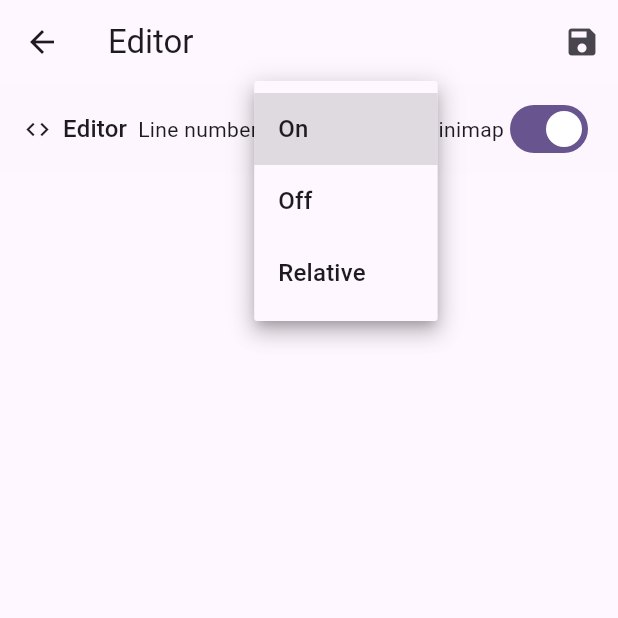
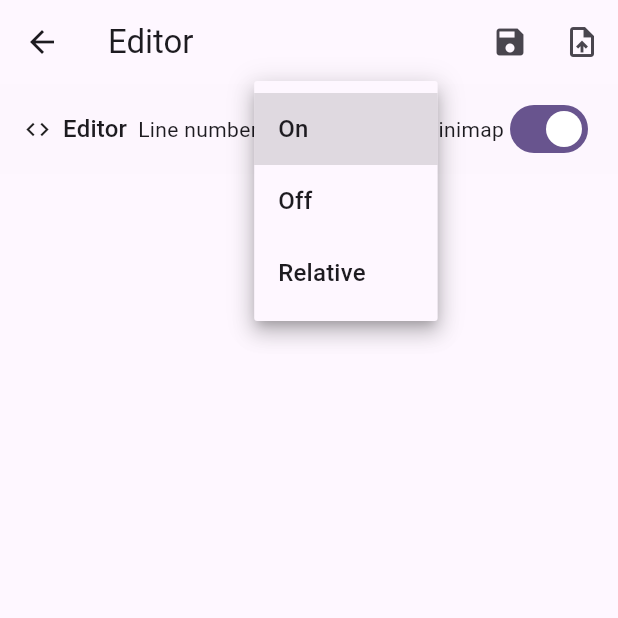
Before and after one commit to bilalsul/rzr, a Flutter app: the EditorScreen screen opened directly, after a tap on "On", on a phone screen of 412 x 824 dp, the top half of it. Run offline on Flutter 3.47's test engine with Material 3 defaults, Android fonts, the phone set to English and light mode, and no system bars; our stand-ins replace flutter_markdown, flutter_riverpod, flutter_secure_storage, flutter_smart_dialog, freezed_annotation, shared_preferences; missing offline and left inert: window_manager; accounts and stored records are empty; generated files the repository leaves out were written again; statements that could not run were skipped; project files that could hold a hidden picture were left out.

Commit message:
app-drawer: update current opened file, when it is opened in the editor

```diff
--- a/git_explorer_mob/lib/screens/editor_screen.dart
+++ b/git_explorer_mob/lib/screens/editor_screen.dart
@@ -11,6 +11,31 @@ class EditorScreen extends ConsumerStatefulWidget {
 }
 
 class _EditorScreenState extends ConsumerState<EditorScreen> {
+  @override
+  void initState() {
+    super.initState();
+    // Ensure Prefs reflects the current opened file and project when the editor mounts.
+    WidgetsBinding.instance.addPostFrameCallback((_) {
+      _syncPrefsWithCurrentFile();
+    });
+  }
+
+  Future<void> _syncPrefsWithCurrentFile() async {
+    try {
+      final prefs = Prefs();
+      final filePath = prefs.currentOpenFile;
+      if (filePath.isEmpty) return;
+      final content = prefs.currentOpenFileContent;
+      // Derive project path as the parent directory of the file when possible
+      String projectPath = prefs.currentOpenProject;
+      if (projectPath.isEmpty) {
+        final idx = filePath.lastIndexOf('/');
+        projectPath = idx > 0 ? filePath.substring(0, idx) : '';
+      }
+      await prefs.saveCurrentOpenFile(projectPath, filePath, content);
+      if (projectPath.isNotEmpty) await prefs.saveLastOpenedProject(projectPath);
+    } catch (_) {}
+  }
   @override
   Widget build(BuildContext context) {
     final prefs = ref.watch(prefsProvider);
@@ -28,6 +53,27 @@ class _EditorScreenState extends ConsumerState<EditorScreen> {
               ScaffoldMessenger.of(context).showSnackBar(const SnackBar(content: Text('Saved (in-memory)')));
             },
           ),
+          IconButton(
+            icon: const Icon(Icons.upload_file_outlined),
+            tooltip: 'Mark current file/project as opened',
+            onPressed: () async {
+              final prefs = Prefs();
+              final filePath = prefs.currentOpenFile;
+              if (filePath.isEmpty) {
+                ScaffoldMessenger.of(context).showSnackBar(const SnackBar(content: Text('No file open')));
+                return;
+              }
+              final content = prefs.currentOpenFileContent;
+              String projectPath = prefs.currentOpenProject;
+              if (projectPath.isEmpty) {
+                final idx = filePath.lastIndexOf('/');
+                projectPath = idx > 0 ? filePath.substring(0, idx) : '';
+              }
+              await prefs.saveCurrentOpenFile(projectPath, filePath, content);
+              if (projectPath.isNotEmpty) await prefs.saveLastOpenedProject(projectPath);
+              ScaffoldMessenger.of(context).showSnackBar(const SnackBar(content: Text('Marked as current open file/project')));
+            },
+          ),
         ],
       ),
       body: const SafeArea(child: MonacoWrapper()),
```
Also changed, not shown: git_explorer_mob/lib/widgets/common/app_drawer.dart (+8 -3 lines), 1 other file.
